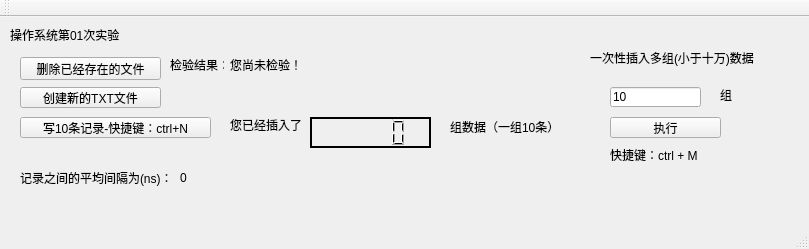
Old version of the form mainwindow.ui in the repository Carlos-yyt/OSExperiments.
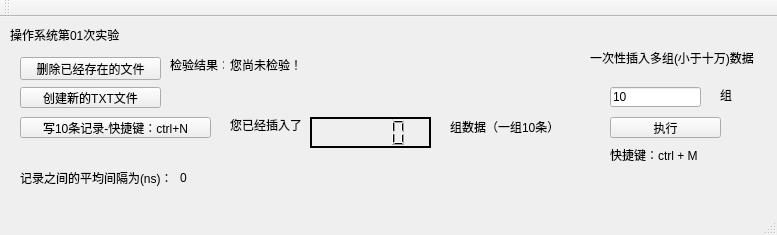
New version of the form.

Commit message:
昨天和今天都郁闷的一比，什么事情都不想做。今天干脆在床上摊了一天。到了晚上觉得实在不行，爬起来把这个程序写完了。等会儿再把报告写写就睡了。国庆剩下几天的时间就交给托福吧。
-删文件还是有问题…懒得找原因，直接用Qt的函数了。
-之前提到的优化的方法，也没有去做。
+做了一个比较方便的实验界面。（本来我以为要求如此，结果发现大家都是控制台？）
+支持一次性执行多次实验。
+辅助统计每条记录的平均间隔。

做了100万次的，大约 16.2 ns。

The edit to the form file:
```diff
--- a/mainwindow.ui
+++ b/mainwindow.ui
@@ -2,12 +2,15 @@
 <ui version="4.0">
  <class>MainWindow</class>
  <widget class="QMainWindow" name="MainWindow">
+  <property name="enabled">
+   <bool>true</bool>
+  </property>
   <property name="geometry">
    <rect>
     <x>0</x>
     <y>0</y>
-    <width>809</width>
-    <height>249</height>
+    <width>777</width>
+    <height>235</height>
    </rect>
   </property>
   <property name="windowTitle">
```
Left out of the diff: 2 changed lines with no effect on the pictures.
